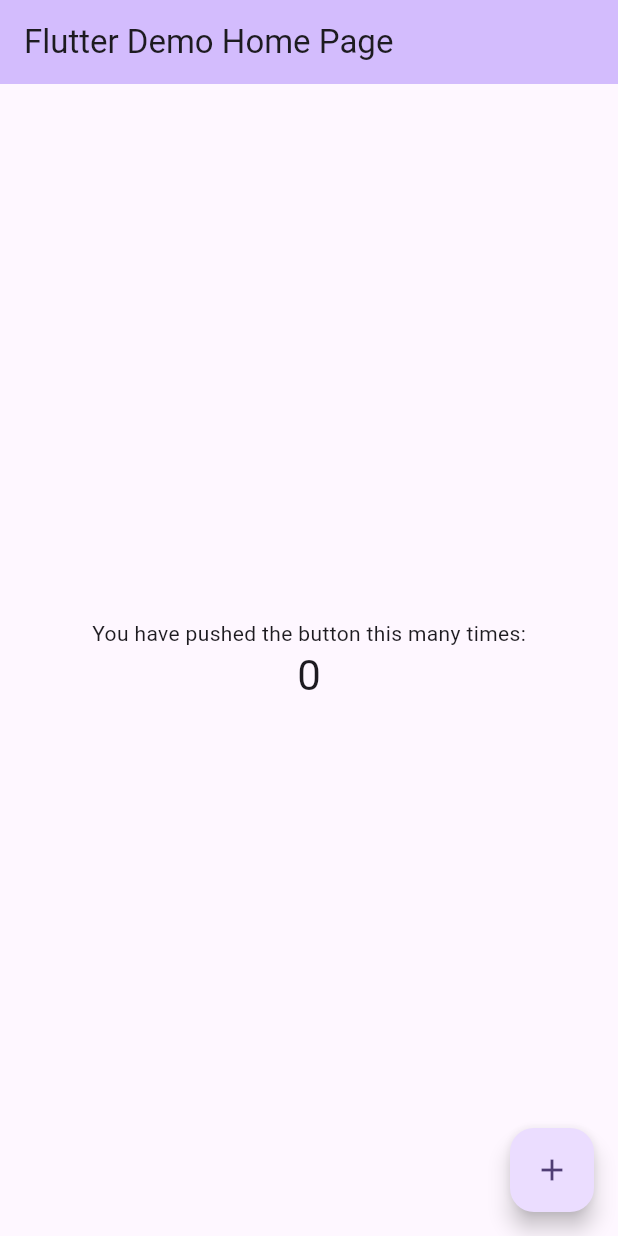
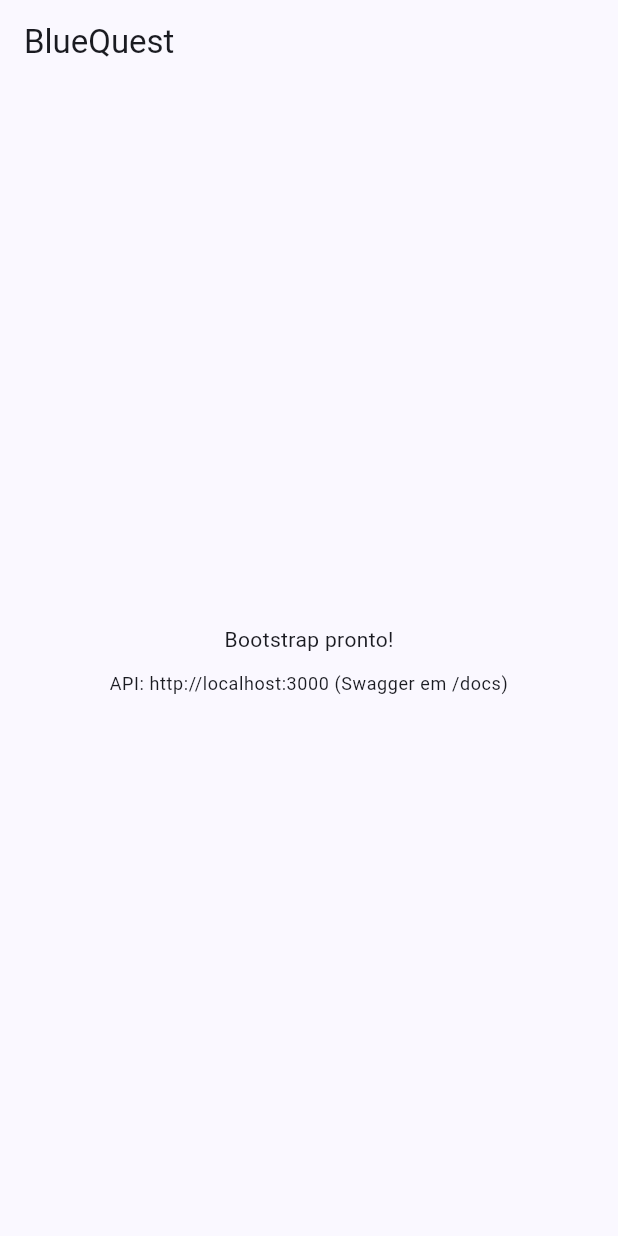
Before and after one commit to ccaio-oliveira/bluequest_app, a Flutter app: the screen it shows after launch, on a phone screen of 412 x 824 dp. Run offline on Flutter 3.47's test engine with Material 3 defaults, Android fonts, the light colour scheme and no system bars.

Commit message:
feat: config initial bootstrap

```diff
--- a/lib/main.dart
+++ b/lib/main.dart
@@ -1,122 +1,44 @@
 import 'package:flutter/material.dart';
 
-void main() {
-  runApp(const MyApp());
-}
+void main() => runApp(const BlueQuestApp());
 
-class MyApp extends StatelessWidget {
-  const MyApp({super.key});
+class BlueQuestApp extends StatelessWidget {
+  const BlueQuestApp({super.key});
 
-  // This widget is the root of your application.
   @override
   Widget build(BuildContext context) {
     return MaterialApp(
-      title: 'Flutter Demo',
+      title: 'BlueQuest',
       theme: ThemeData(
-        // This is the theme of your application.
-        //
-        // TRY THIS: Try running your application with "flutter run". You'll see
-        // the application has a purple toolbar. Then, without quitting the app,
-        // try changing the seedColor in the colorScheme below to Colors.green
-        // and then invoke "hot reload" (save your changes or press the "hot
-        // reload" button in a Flutter-supported IDE, or press "r" if you used
-        // the command line to start the app).
-        //
-        // Notice that the counter didn't reset back to zero; the application
-        // state is not lost during the reload. To reset the state, use hot
-        // restart instead.
-        //
-        // This works for code too, not just values: Most code changes can be
-        // tested with just a hot reload.
-        colorScheme: ColorScheme.fromSeed(seedColor: Colors.deepPurple),
+        useMaterial3: true,
+        colorSchemeSeed: const Color(0xFF2563EB),
       ),
-      home: const MyHomePage(title: 'Flutter Demo Home Page'),
+      home: const _Home(),
     );
   }
 }
 
-class MyHomePage extends StatefulWidget {
-  const MyHomePage({super.key, required this.title});
-
-  // This widget is the home page of your application. It is stateful, meaning
-  // that it has a State object (defined below) that contains fields that affect
-  // how it looks.
-
-  // This class is the configuration for the state. It holds the values (in this
-  // case the title) provided by the parent (in this case the App widget) and
-  // used by the build method of the State. Fields in a Widget subclass are
-  // always marked "final".
-
-  final String title;
-
-  @override
-  State<MyHomePage> createState() => _MyHomePageState();
-}
-
-class _MyHomePageState extends State<MyHomePage> {
-  int _counter = 0;
-
-  void _incrementCounter() {
-    setState(() {
-      // This call to setState tells the Flutter framework that something has
-      // changed in this State, which causes it to rerun the build method below
-      // so that the display can reflect the updated values. If we changed
-      // _counter without calling setState(), then the build method would not be
-      // called again, and so nothing would appear to happen.
-      _counter++;
-    });
-  }
+class _Home extends StatelessWidget {
+  const _Home();
 
   @override
   Widget build(BuildContext context) {
-    // This method is rerun every time setState is called, for instance as done
-    // by the _incrementCounter method above.
-    //
-    // The Flutter framework has been optimized to make rerunning build methods
-    // fast, so that you can just rebuild anything that needs updating rather
-    // than having to individually change instances of widgets.
     return Scaffold(
-      appBar: AppBar(
-        // TRY THIS: Try changing the color here to a specific color (to
-        // Colors.amber, perhaps?) and trigger a hot reload to see the AppBar
-        // change color while the other colors stay the same.
-        backgroundColor: Theme.of(context).colorScheme.inversePrimary,
-        // Here we take the value from the MyHomePage object that was created by
-        // the App.build method, and use it to set our appbar title.
-        title: Text(widget.title),
-      ),
+      appBar: AppBar(title: const Text('BlueQuest')),
       body: Center(
-        // Center is a layout widget. It takes a single child and positions it
-        // in the middle of the parent.
         child: Column(
-          // Column is also a layout widget. It takes a list of children and
-          // arranges them vertically. By default, it sizes itself to fit its
-          // children horizontally, and tries to be as tall as its parent.
-          //
-          // Column has various properties to control how it sizes itself and
-          // how it positions its children. Here we use mainAxisAlignment to
-          // center the children vertically; the main axis here is the vertical
-          // axis because Columns are vertical (the cross axis would be
-          // horizontal).
-          //
-          // TRY THIS: Invoke "debug painting" (choose the "Toggle Debug Paint"
-          // action in the IDE, or press "p" in the console), to see the
-          // wireframe for each widget.
           mainAxisAlignment: MainAxisAlignment.center,
-          children: <Widget>[
-            const Text('You have pushed the button this many times:'),
+          children: [
+            const Text('Bootstrap pronto!'),
+            const SizedBox(height: 12),
             Text(
-              '$_counter',
-              style: Theme.of(context).textTheme.headlineMedium,
+              'API: http://localhost:3000 (Swagger em /docs)',
+              textAlign: TextAlign.center,
+              style: Theme.of(context).textTheme.bodySmall,
             ),
           ],
         ),
       ),
-      floatingActionButton: FloatingActionButton(
-        onPressed: _incrementCounter,
-        tooltip: 'Increment',
-        child: const Icon(Icons.add),
-      ), // This trailing comma makes auto-formatting nicer for build methods.
     );
   }
 }
```
